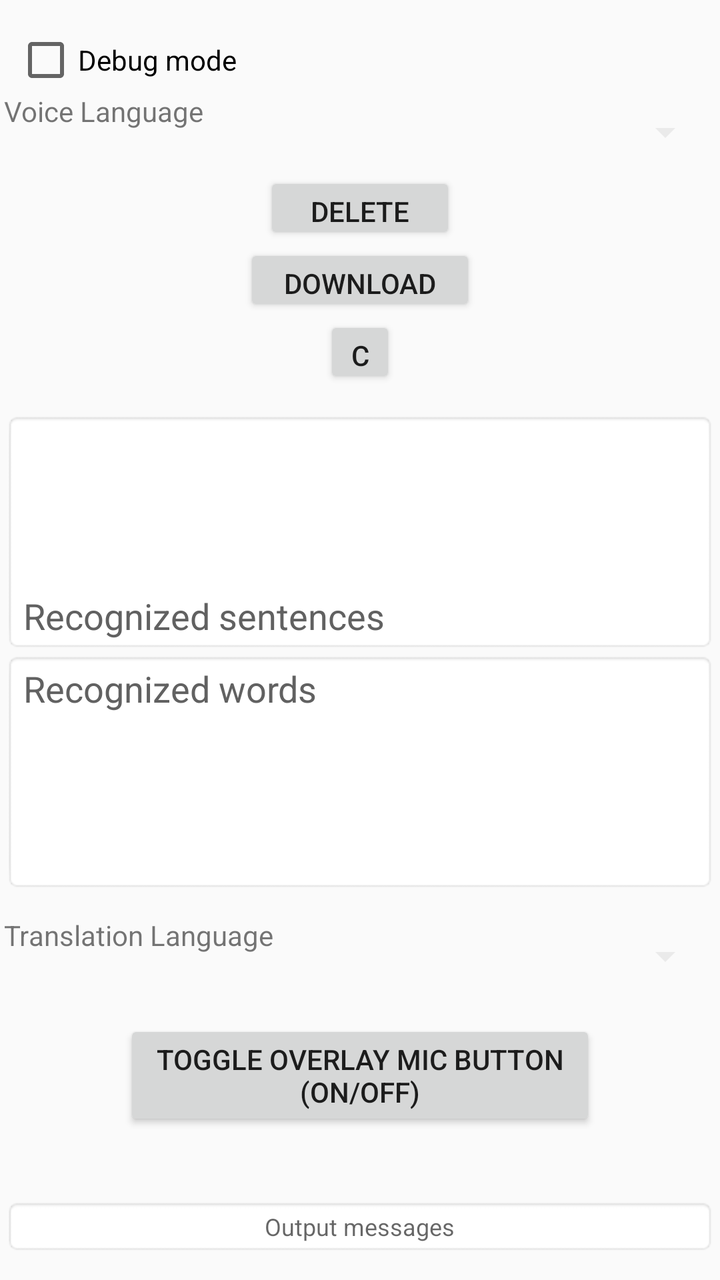
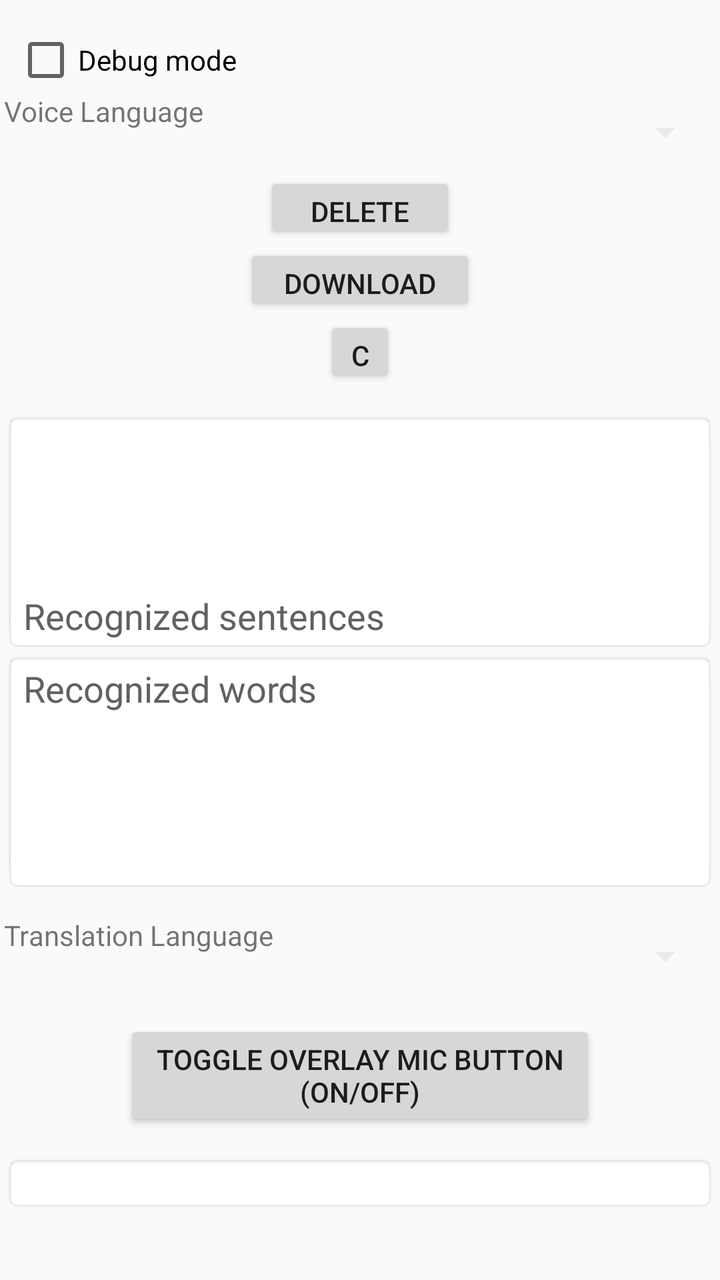

Compare the two renders of this Android layout. The source of the first and the diff that turns it into the second are given below.
<!-- AndroidManifest.xml: application theme AppTheme -->
<!-- res/layout/activity_main.xml -->
<ScrollView xmlns:android="http://schemas.android.com/apk/res/android"
    xmlns:tools="http://schemas.android.com/tools"
    android:id="@+id/root"
    android:orientation="vertical"
    android:padding="1dp"
    android:fillViewport="false"
    android:layout_gravity="center_horizontal"
    android:layout_width="fill_parent"
    android:layout_height="wrap_content"
    android:layout_marginLeft="5dp"
    android:layout_marginRight="5dp"
    >
    <TableLayout
        android:layout_width="match_parent"
        android:layout_height="wrap_content"
        android:paddingLeft="1dp"
        android:paddingRight="1dp"
        android:paddingTop="1dp"
        android:paddingBottom="1dp"
        tools:context=".MainActivity"
        >
        <View
            android:layout_width="match_parent"
            android:layout_height="12sp"
            />
        <CheckBox
            android:id="@+id/checkbox_debug_mode"
            android:text="@string/debug_mode"
            android:minHeight="32dp"
            android:padding="0dp"
            android:gravity="start|center"
            android:textAlignment="gravity"
            android:textSize="14sp"
            android:layout_width="wrap_content"
            android:layout_height="wrap_content"
            android:layout_marginStart="5dp"
            android:layout_marginTop="0dp"
            android:layout_marginEnd="5dp"
            android:layout_marginBottom="0dp"
            android:checked="false"
            />
        <TableRow>
            <TextView
                android:id="@+id/textview_text1"
                android:textAlignment="gravity"
                android:gravity="start"
                android:layout_width="wrap_content"
                android:layout_height="40dp"
                android:textSize="14sp"
                android:text="@string/voice_language"
                />
            <Spinner
                android:id="@+id/spinner_src_languages"
                android:layout_width="210dp"
                android:layout_height="wrap_content"
                android:layout_marginStart="10dp"
                android:contentDescription="@string/spinner_src_languages"
                android:backgroundTint="@color/lightGrayishWhite"
                android:gravity="center"
                android:minHeight="40dp"
                android:spinnerMode="dropdown"
                android:textAlignment="gravity"
                />
        </TableRow>
        <TextView
            android:id="@+id/textview_src"
            android:gravity="center"
            android:textAlignment="gravity"
            android:textSize="12sp"
            android:visibility="gone"
            android:background="@android:drawable/editbox_background"
            android:layout_width="wrap_content"
            android:layout_height="wrap_content"
            />
        <Button
            android:id="@+id/button_delete_model"
            android:gravity="center"
            android:text="@string/delete_model"
            android:textSize="14sp"
            android:visibility="visible"
            android:layout_marginLeft="130dp"
            android:layout_marginRight="130dp"
            android:layout_height="36dp"
            android:layout_width="wrap_content"
            />
        <Button
            android:id="@+id/button_download_model"
            android:gravity="center"
            android:text="@string/download_model"
            android:textSize="14sp"
            android:visibility="visible"
            android:layout_marginLeft="120dp"
            android:layout_marginRight="120dp"
            android:layout_height="36dp"
            android:layout_width="wrap_content"
            />
        <Button
            android:id="@+id/button_cancel"
            android:gravity="center"
            android:text="Cancel"
            android:textSize="14sp"
            android:visibility="visible"
            android:layout_marginLeft="160dp"
            android:layout_marginRight="160dp"
            android:layout_height="36dp"
            android:layout_width="wrap_content"
            />
        <ProgressBar
            android:id="@+id/mProgressBar"
            android:max="100"
            style="?android:attr/progressBarStyleHorizontal"
            android:layout_width="wrap_content"
            android:layout_height="wrap_content"
            android:visibility="gone"
            />
        <TextView
            android:id="@+id/textview_model_URL"
            android:layout_width="wrap_content"
            android:layout_height="wrap_content"
            android:gravity="center"
            android:textAlignment="gravity"
            android:textSize="12sp"
            android:background="@android:drawable/editbox_background"
            android:visibility="gone"
            />
        <TextView
            android:id="@+id/textview_model_zip_file"
            android:layout_width="wrap_content"
            android:layout_height="wrap_content"
            android:gravity="center"
            android:textAlignment="gravity"
            android:textSize="12sp"
            android:background="@android:drawable/editbox_background"
            android:visibility="gone"
            />
        <TextView
            android:id="@+id/textview_server_response"
            android:layout_width="wrap_content"
            android:layout_height="wrap_content"
            android:gravity="center"
            android:textAlignment="gravity"
            android:textSize="12sp"
            android:background="@android:drawable/editbox_background"
            android:visibility="gone"
            />
        <TextView
            android:id="@+id/textview_file_size"
            android:layout_width="wrap_content"
            android:layout_height="wrap_content"
            android:gravity="center"
            android:textAlignment="gravity"
            android:textSize="12sp"
            android:background="@android:drawable/editbox_background"
            android:visibility="gone"
            />
        <TextView
            android:id="@+id/textview_bytes_downloaded"
            android:layout_width="wrap_content"
            android:layout_height="wrap_content"
            android:gravity="center"
            android:textAlignment="gravity"
            android:textSize="12sp"
            android:background="@android:drawable/editbox_background"
            android:visibility="gone"
            />
        <TextView
            android:id="@+id/textview_model_used_path"
            android:layout_width="wrap_content"
            android:layout_height="wrap_content"
            android:gravity="center"
            android:textAlignment="gravity"
            android:background="@android:drawable/editbox_background"
            android:textSize="12sp"
            android:visibility="gone"
            />
        <View
            android:layout_width="match_parent"
            android:layout_height="12sp"
            />
        <EditText
            android:id="@+id/full_voice_text"
            android:layout_width="match_parent"
            android:layout_height="120dp"
            android:autofillHints=""
            android:background="@android:drawable/editbox_background"
            android:gravity="bottom"
            android:focusable="false"
            android:focusableInTouchMode="true"
            android:hint="@string/recognized_sentences"
            android:maxLines="3"
            android:textSize="18sp"
            android:textAlignment="gravity"
            android:textColorHint="#616161"
            tools:ignore="LabelFor,TextFields"
            />
        <EditText
            android:id="@+id/voice_text"
            android:layout_width="match_parent"
            android:layout_height="120dp"
            android:autofillHints=""
            android:background="@android:drawable/editbox_background"
            android:gravity="start"
            android:focusable="false"
            android:focusableInTouchMode="true"
            android:hint="@string/recognized_words"
            android:maxLines="3"
            android:textSize="18sp"
            android:textAlignment="gravity"
            android:textColorHint="#616161"
            tools:ignore="LabelFor,TextFields"
            />
        <View
            android:layout_width="match_parent"
            android:layout_height="12sp"
            />
        <TableRow>
            <TextView
                android:id="@+id/textview_text2"
                android:layout_width="wrap_content"
                android:layout_height="40dp"
                android:gravity="start"
                android:text="@string/translation_language"
                android:textAlignment="gravity"
                android:textSize="14sp"
                />
            <Spinner
                android:id="@+id/spinner_dst_languages"
                android:layout_width="wrap_content"
                android:layout_height="wrap_content"
                android:layout_marginStart="10dp"
                android:contentDescription="@string/spinner_dst_languages"
                android:backgroundTint="@color/lightGrayishWhite"
                android:gravity="center"
                android:minHeight="40dp"
                android:spinnerMode="dropdown"
                android:textAlignment="gravity"
                />
        </TableRow>
        <TextView
            android:id="@+id/textview_dst"
            android:textAlignment="gravity"
            android:gravity="center"
            android:layout_width="wrap_content"
            android:layout_height="wrap_content"
            android:textSize="12sp"
            android:visibility="gone"
            android:background="@android:drawable/editbox_background"
            />
        <View
            android:layout_width="match_parent"
            android:layout_height="12sp"
            />
        <Button
            android:id="@+id/button_toggle_overlay"
            android:text="@string/toggle_overlay"
            android:textSize="14sp"
            android:layout_marginLeft="60dp"
            android:layout_marginRight="60dp"
            android:layout_height="wrap_content"
            android:layout_width="wrap_content"
            />
        <View
            android:layout_width="match_parent"
            android:layout_height="12sp"
            />
        <TextView
            android:id="@+id/textview_recognizing"
            android:textAlignment="gravity"
            android:gravity="center"
            android:layout_width="wrap_content"
            android:layout_height="wrap_content"
            android:text=""
            android:textSize="12sp"
            android:visibility="gone"
            android:background="@android:drawable/editbox_background"
            />
        <TextView
            android:id="@+id/textview_overlaying"
            android:textAlignment="gravity"
            android:gravity="center"
            android:layout_width="wrap_content"
            android:layout_height="wrap_content"
            android:textSize="12sp"
            android:visibility="gone"
            android:background="@android:drawable/editbox_background"
            />
        <TextView
            android:id="@+id/textview_debug"
            android:textSize="16sp"
            android:gravity="center"
            android:textAlignment="gravity"
            android:layout_width="wrap_content"
            android:layout_height="wrap_content"
            />
        <TextView
            android:id="@+id/textview_output_messages"
            android:hint="Output messages"
            android:layout_width="fill_parent"
            android:layout_height="wrap_content"
            android:textSize="12sp"
            android:layout_gravity="center"
            android:gravity="center"
            android:scrollbars="vertical"
            android:background="@android:drawable/editbox_background"
            android:textAppearance="?android:attr/textAppearanceMedium"
            />
    </TableLayout>
</ScrollView>
<!-- resources referenced by this layout -->
<resources>
  <color name="lightGrayishWhite">#FFEAEAEA</color>
  <string name="debug_mode">Debug mode</string>
  <string name="delete_model">Delete Model</string>
  <string name="download_model">Download Model</string>
  <string name="recognized_sentences">Recognized sentences</string>
  <string name="recognized_words">Recognized words</string>
  <string name="spinner_dst_languages">spinner_dst_languages</string>
  <string name="spinner_src_languages">spinner_src_languages</string>
  <string name="toggle_overlay">Toggle Overlay Mic Button\n(ON/OFF)</string>
  <string name="translation_language">Translation Language</string>
  <string name="voice_language">Voice Language</string>
  <style name="AppTheme" parent="Theme.AppCompat.Light.DarkActionBar">
          
          <item name="colorPrimary">@color/colorPrimary</item>
          <item name="colorPrimaryDark">@color/colorPrimaryDark</item>
          <item name="colorAccent">@color/colorAccent</item>
      </style>
  <color name="colorPrimary">#6200EE</color>
  <color name="colorPrimaryDark">#3700B3</color>
  <color name="colorAccent">#03DAC5</color>
</resources>

<!-- the commit's change to res/layout/activity_main.xml (unified diff, before → after) -->
@@ -1,14 +1,14 @@
 <ScrollView xmlns:android="http://schemas.android.com/apk/res/android"
     xmlns:tools="http://schemas.android.com/tools"
     android:id="@+id/root"
+    android:layout_width="fill_parent"
+    android:layout_height="fill_parent"
+    android:layout_marginLeft="5dp"
+    android:layout_marginRight="5dp"
+    android:layout_gravity="center_horizontal"
     android:orientation="vertical"
     android:padding="1dp"
     android:fillViewport="false"
-    android:layout_gravity="center_horizontal"
-    android:layout_width="fill_parent"
-    android:layout_height="wrap_content"
-    android:layout_marginLeft="5dp"
-    android:layout_marginRight="5dp"
     >
     <TableLayout
         android:layout_width="match_parent"
@@ -31,7 +31,7 @@
             android:gravity="start|center"
             android:textAlignment="gravity"
             android:textSize="14sp"
-            android:layout_width="wrap_content"
+            android:layout_width="fill_parent"
             android:layout_height="wrap_content"
             android:layout_marginStart="5dp"
             android:layout_marginTop="0dp"
@@ -40,35 +40,34 @@
             android:checked="false"
             />
         <TableRow>
-            <TextView
-                android:id="@+id/textview_text1"
-                android:textAlignment="gravity"
-                android:gravity="start"
-                android:layout_width="wrap_content"
-                android:layout_height="40dp"
-                android:textSize="14sp"
-                android:text="@string/voice_language"
-                />
-            <Spinner
-                android:id="@+id/spinner_src_languages"
-                android:layout_width="210dp"
-                android:layout_height="wrap_content"
-                android:layout_marginStart="10dp"
-                android:contentDescription="@string/spinner_src_languages"
-                android:backgroundTint="@color/lightGrayishWhite"
-                android:gravity="center"
-                android:minHeight="40dp"
-                android:spinnerMode="dropdown"
-                android:textAlignment="gravity"
-                />
+        <TextView
+            android:id="@+id/textview_text1"
+            android:textAlignment="gravity"
+            android:gravity="start"
+            android:layout_width="wrap_content"
+            android:layout_height="40dp"
+            android:textSize="14sp"
+            android:text="@string/voice_language"
+            />
+        <Spinner
+            android:id="@+id/spinner_src_languages"
+            android:layout_width="210dp"
+            android:layout_height="wrap_content"
+            android:layout_marginStart="10dp"
+            android:contentDescription="@string/spinner_src_languages"
+            android:backgroundTint="@color/lightGrayishWhite"
+            android:gravity="center"
+            android:minHeight="40dp"
+            android:spinnerMode="dropdown"
+            android:textAlignment="gravity"
+            />
         </TableRow>
         <TextView
             android:id="@+id/textview_src"
             android:gravity="center"
             android:textAlignment="gravity"
             android:textSize="12sp"
-            android:visibility="gone"
-            android:background="@android:drawable/editbox_background"
+            android:visibility="gone"            android:background="@android:drawable/editbox_background"
             android:layout_width="wrap_content"
             android:layout_height="wrap_content"
             />
@@ -214,27 +213,27 @@
             android:layout_height="12sp"
             />
         <TableRow>
-            <TextView
-                android:id="@+id/textview_text2"
-                android:layout_width="wrap_content"
-                android:layout_height="40dp"
-                android:gravity="start"
-                android:text="@string/translation_language"
-                android:textAlignment="gravity"
-                android:textSize="14sp"
-                />
-            <Spinner
-                android:id="@+id/spinner_dst_languages"
-                android:layout_width="wrap_content"
-                android:layout_height="wrap_content"
-                android:layout_marginStart="10dp"
-                android:contentDescription="@string/spinner_dst_languages"
-                android:backgroundTint="@color/lightGrayishWhite"
-                android:gravity="center"
-                android:minHeight="40dp"
-                android:spinnerMode="dropdown"
-                android:textAlignment="gravity"
-                />
+        <TextView
+            android:id="@+id/textview_text2"
+            android:layout_width="wrap_content"
+            android:layout_height="40dp"
+            android:gravity="start"
+            android:text="@string/translation_language"
+            android:textAlignment="gravity"
+            android:textSize="14sp"
+            />
+        <Spinner
+            android:id="@+id/spinner_dst_languages"
+            android:layout_width="wrap_content"
+            android:layout_height="wrap_content"
+            android:layout_marginStart="10dp"
+            android:contentDescription="@string/spinner_dst_languages"
+            android:backgroundTint="@color/lightGrayishWhite"
+            android:gravity="center"
+            android:minHeight="40dp"
+            android:spinnerMode="dropdown"
+            android:textAlignment="gravity"
+            />
         </TableRow>
         <TextView
             android:id="@+id/textview_dst"
@@ -285,19 +284,22 @@
             android:background="@android:drawable/editbox_background"
             />
         <TextView
-            android:id="@+id/textview_debug"
-            android:textSize="16sp"
-            android:gravity="center"
-            android:textAlignment="gravity"
-            android:layout_width="wrap_content"
-            android:layout_height="wrap_content"
-            />
-        <TextView
             android:id="@+id/textview_output_messages"
-            android:hint="Output messages"
-            android:layout_width="fill_parent"
-            android:layout_height="wrap_content"
-            android:textSize="12sp"
+            android:layout_width="wrap_content"
+            android:layout_height="wrap_content"
+            android:textSize="12sp"
+            android:layout_gravity="center"
+            android:gravity="center"
+            android:scrollbars="vertical"
+            android:background="@android:drawable/editbox_background"
+            android:textAppearance="?android:attr/textAppearanceMedium"
+            />
+        <TextView
+            android:id="@+id/textview_mlkit_status"
+            android:layout_width="wrap_content"
+            android:layout_height="wrap_content"
+            android:textSize="12sp"
+            android:visibility="gone"
             android:layout_gravity="center"
             android:gravity="center"
             android:scrollbars="vertical"
